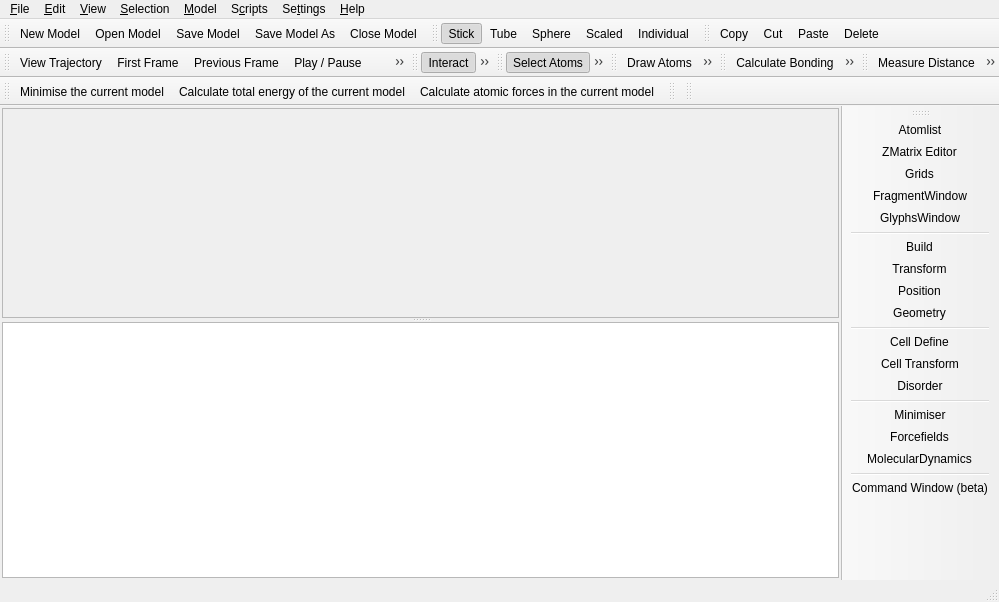
trisyoungs/aten, file src/gui/mainwindow.ui: the form before one commit.
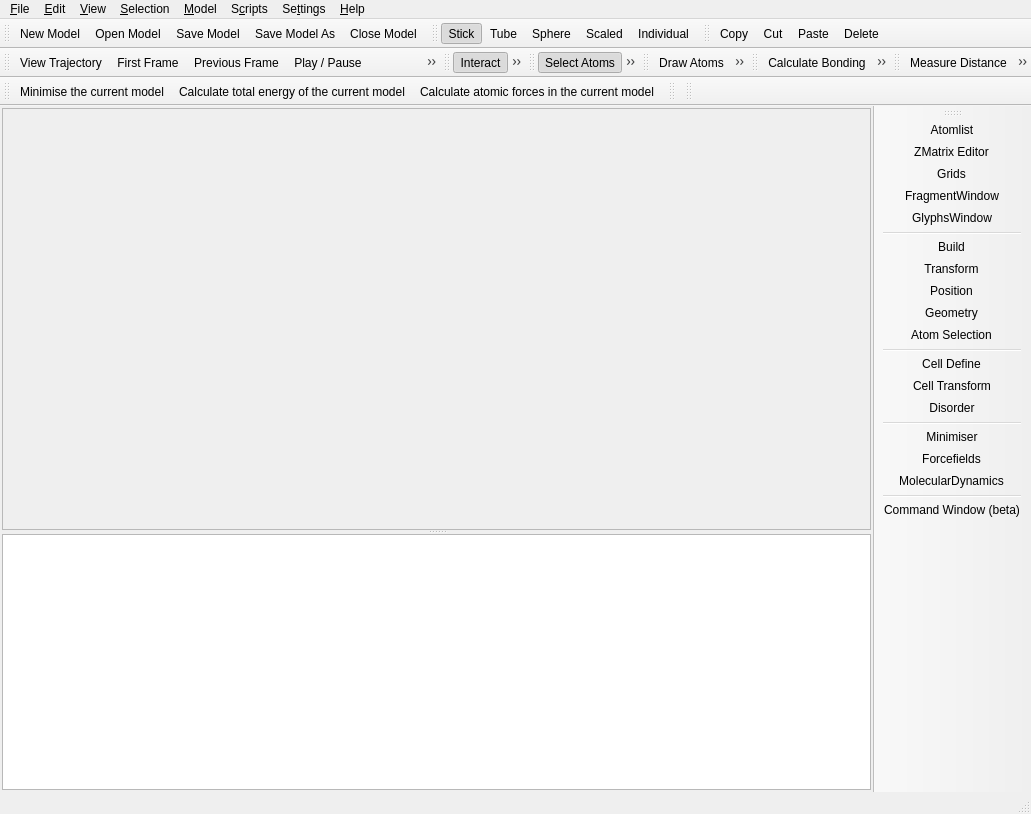
The form after the commit. Icons and pictures are not drawn. Custom widgets are drawn as their Qt base class.

Commit message: Added missing src/gui/select.h to dist. Fixed - Relatively large memory leaks arising from parts of the GUI not properly being deleted. Fixed - Type 107 in oplsaa.ff was incorrect, breaking all-atom carbons in tert-alkanes. Select Window fully implemented.

Diff of the .ui file:
```diff
--- a/src/gui/mainwindow.ui
+++ b/src/gui/mainwindow.ui
@@ -6,8 +6,8 @@
    <rect>
     <x>0</x>
     <y>0</y>
-    <width>999</width>
-    <height>602</height>
+    <width>1031</width>
+    <height>814</height>
    </rect>
   </property>
   <property name="sizePolicy" >
@@ -45,9 +45,9 @@
    <property name="geometry" >
     <rect>
      <x>0</x>
-     <y>113</y>
-     <width>968</width>
-     <height>466</height>
+     <y>125</y>
+     <width>996</width>
+     <height>666</height>
     </rect>
    </property>
    <layout class="QHBoxLayout" >
@@ -154,7 +154,7 @@
     <rect>
      <x>0</x>
      <y>0</y>
-     <width>999</width>
+     <width>1031</width>
      <height>23</height>
     </rect>
    </property>
@@ -378,8 +378,8 @@
    <property name="geometry" >
     <rect>
      <x>0</x>
-     <y>579</y>
-     <width>999</width>
+     <y>791</y>
+     <width>1031</width>
      <height>23</height>
     </rect>
    </property>
@@ -456,10 +456,10 @@
   <widget class="QToolBar" name="EditToolbar" >
    <property name="geometry" >
     <rect>
-     <x>298</x>
+     <x>338</x>
      <y>23</y>
-     <width>701</width>
-     <height>30</height>
+     <width>693</width>
+     <height>34</height>
     </rect>
    </property>
    <property name="windowTitle" >
@@ -470,8 +470,8 @@
    </property>
    <property name="iconSize" >
     <size>
-     <width>20</width>
-     <height>20</height>
+     <width>24</width>
+     <height>24</height>
     </size>
    </property>
    <attribute name="toolBarArea" >
@@ -489,9 +489,9 @@
    <property name="geometry" >
     <rect>
      <x>0</x>
-     <y>53</y>
-     <width>176</width>
-     <height>30</height>
+     <y>57</y>
+     <width>200</width>
+     <height>34</height>
     </rect>
    </property>
    <property name="sizePolicy" >
@@ -508,8 +508,8 @@
    </property>
    <property name="iconSize" >
     <size>
-     <width>20</width>
-     <height>20</height>
+     <width>24</width>
+     <height>24</height>
     </size>
    </property>
    <attribute name="toolBarArea" >
@@ -528,10 +528,10 @@
   <widget class="QToolBar" name="MouseToolbar" >
    <property name="geometry" >
     <rect>
-     <x>176</x>
-     <y>53</y>
-     <width>95</width>
-     <height>30</height>
+     <x>200</x>
+     <y>57</y>
+     <width>107</width>
+     <height>34</height>
     </rect>
    </property>
    <property name="windowTitle" >
@@ -542,8 +542,8 @@
    </property>
    <property name="iconSize" >
     <size>
-     <width>20</width>
-     <height>20</height>
+     <width>24</width>
+     <height>24</height>
     </size>
    </property>
    <attribute name="toolBarArea" >
@@ -559,10 +559,10 @@
   <widget class="QToolBar" name="SelectToolbar" >
    <property name="geometry" >
     <rect>
-     <x>271</x>
-     <y>53</y>
-     <width>209</width>
-     <height>30</height>
+     <x>307</x>
+     <y>57</y>
+     <width>237</width>
+     <height>34</height>
     </rect>
    </property>
    <property name="windowTitle" >
@@ -573,8 +573,8 @@
    </property>
    <property name="iconSize" >
     <size>
-     <width>20</width>
-     <height>20</height>
+     <width>24</width>
+     <height>24</height>
     </size>
    </property>
    <attribute name="toolBarArea" >
@@ -595,10 +595,10 @@
   <widget class="QToolBar" name="DrawToolbar" >
    <property name="geometry" >
     <rect>
-     <x>480</x>
-     <y>53</y>
-     <width>413</width>
-     <height>30</height>
+     <x>544</x>
+     <y>57</y>
+     <width>373</width>
+     <height>34</height>
     </rect>
    </property>
    <property name="windowTitle" >
@@ -609,8 +609,8 @@
    </property>
    <property name="iconSize" >
     <size>
-     <width>20</width>
-     <height>20</height>
+     <width>24</width>
+     <height>24</height>
     </size>
    </property>
    <attribute name="toolBarArea" >
@@ -643,10 +643,10 @@
   <widget class="QToolBar" name="BondToolbar" >
    <property name="geometry" >
     <rect>
-     <x>893</x>
-     <y>53</y>
-     <width>53</width>
-     <height>30</height>
+     <x>917</x>
+     <y>57</y>
+     <width>57</width>
+     <height>34</height>
     </rect>
    </property>
    <property name="windowTitle" >
@@ -657,8 +657,8 @@
    </property>
    <property name="iconSize" >
     <size>
-     <width>20</width>
-     <height>20</height>
+     <width>24</width>
+     <height>24</height>
     </size>
    </property>
    <attribute name="toolBarArea" >
@@ -677,10 +677,10 @@
   <widget class="QToolBar" name="MeasureToolbar" >
    <property name="geometry" >
     <rect>
-     <x>946</x>
-     <y>53</y>
-     <width>53</width>
-     <height>30</height>
+     <x>974</x>
+     <y>57</y>
+     <width>57</width>
+     <height>34</height>
     </rect>
    </property>
    <property name="windowTitle" >
@@ -691,8 +691,8 @@
    </property>
    <property name="iconSize" >
     <size>
-     <width>20</width>
-     <height>20</height>
+     <width>24</width>
+     <height>24</height>
     </size>
    </property>
    <attribute name="toolBarArea" >
@@ -744,10 +744,10 @@
   <widget class="QToolBar" name="WindowToolbar" >
    <property name="geometry" >
     <rect>
-     <x>968</x>
-     <y>113</y>
-     <width>31</width>
-     <height>466</height>
+     <x>996</x>
+     <y>125</y>
+     <width>35</width>
+     <height>666</height>
     </rect>
    </property>
    <property name="windowTitle" >
@@ -758,8 +758,8 @@
    </property>
    <property name="iconSize" >
     <size>
-     <width>20</width>
-     <height>20</height>
+     <width>24</width>
+     <height>24</height>
     </size>
    </property>
    <attribute name="toolBarArea" >
@@ -778,6 +778,7 @@
    <addaction name="actionTransformWindow" />
    <addaction name="actionPositionWindow" />
    <addaction name="actionGeometryWindow" />
+   <addaction name="actionSelectWindow" />
    <addaction name="separator" />
    <addaction name="actionCellDefineWindow" />
    <addaction name="actionCellTransformWindow" />
@@ -811,10 +812,10 @@
   <widget class="QToolBar" name="toolBar_2" >
    <property name="geometry" >
     <rect>
-     <x>109</x>
-     <y>83</y>
-     <width>890</width>
-     <height>30</height>
+     <x>121</x>
+     <y>91</y>
+     <width>910</width>
+     <height>34</height>
     </rect>
    </property>
    <property name="windowTitle" >
@@ -2550,6 +2551,21 @@
     <string>&amp;Select...</string>
    </property>
   </action>
+  <action name="actionSelectWindow" >
+   <property name="checkable" >
+    <bool>true</bool>
+   </property>
+   <property name="icon" >
+    <iconset resource="icons.qrc" >
+     <normaloff>:/stackicons/icons/stack_select.svg</normaloff>:/stackicons/icons/stack_select.svg</iconset>
+   </property>
+   <property name="text" >
+    <string>Atom Selection</string>
+   </property>
+   <property name="toolTip" >
+    <string>Show / hide atom selection window</string>
+   </property>
+  </action>
  </widget>
  <layoutdefault spacing="0" margin="0" />
  <customwidgets>
```
Left out of the diff: 34 changed lines with no effect on the pictures. The commit also changes 15 other files.
